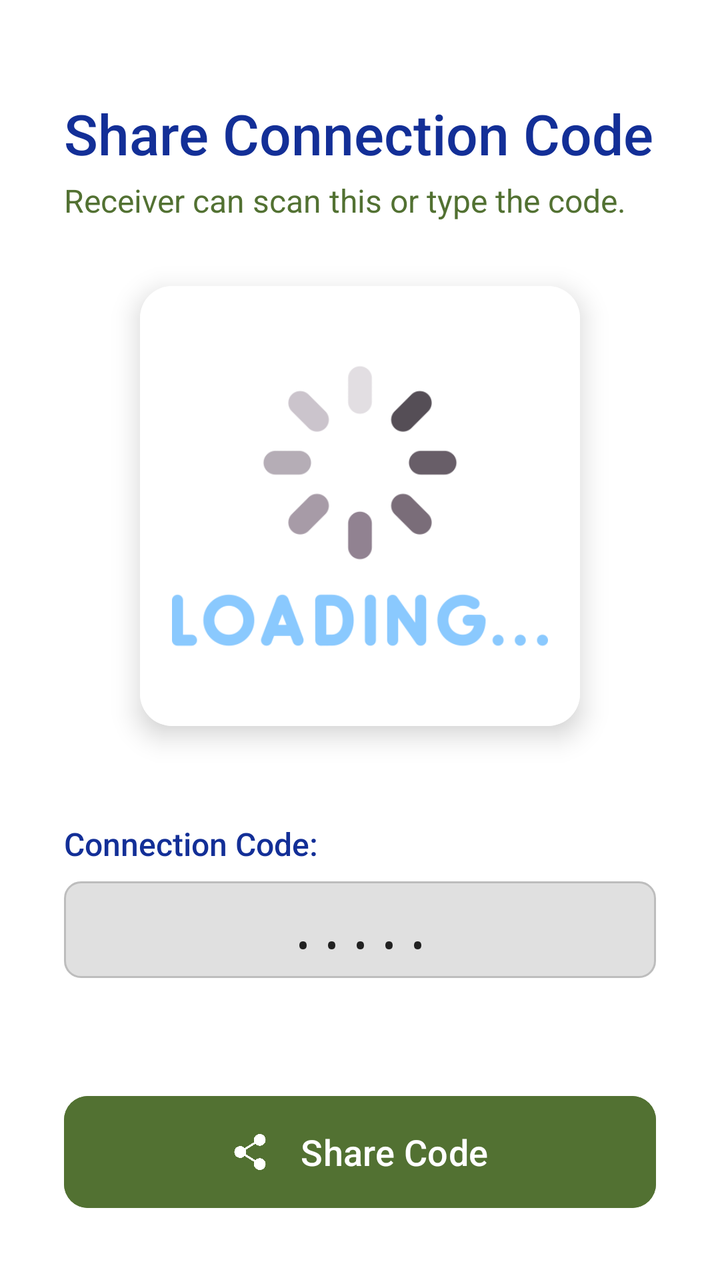
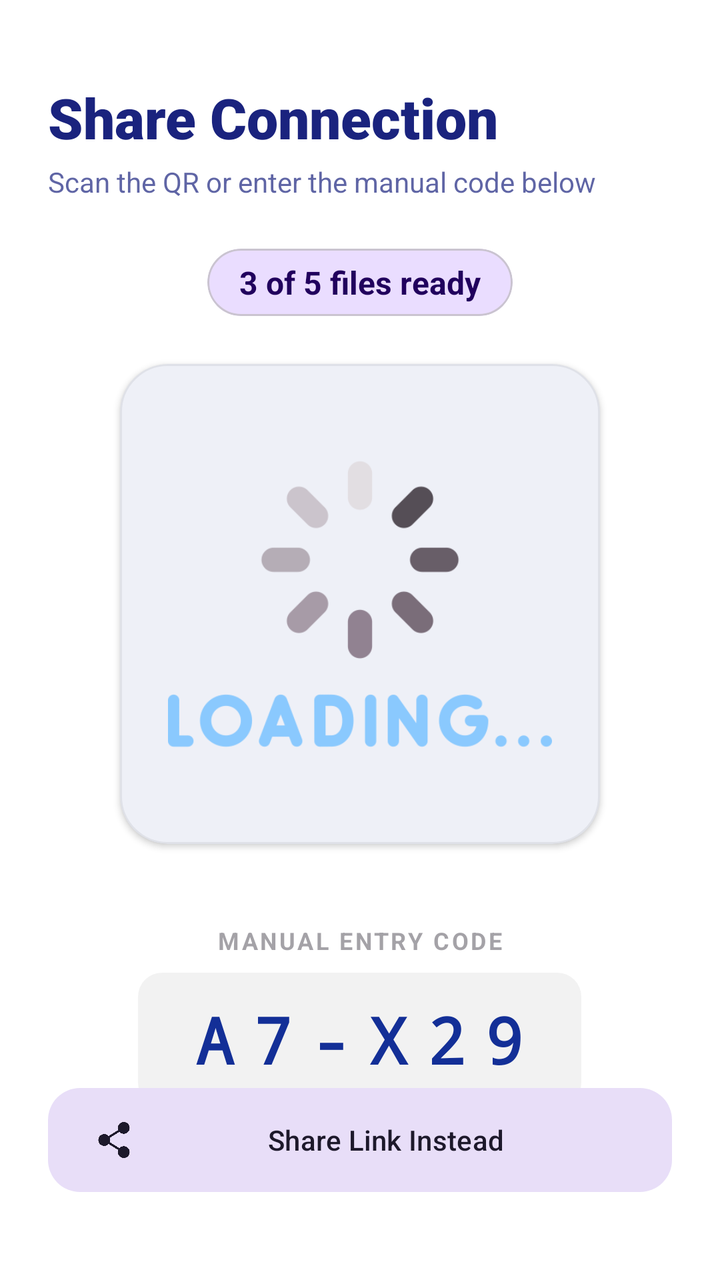

Screens rendered from an Android XML layout before and after an edit, with the pre-edit source and the edit as a unified diff.
<!-- AndroidManifest.xml: application theme Theme.MyApplication -->
<!-- res/layout/activity_qr.xml -->
<?xml version="1.0" encoding="utf-8"?>
<androidx.constraintlayout.widget.ConstraintLayout xmlns:android="http://schemas.android.com/apk/res/android"
    xmlns:app="http://schemas.android.com/apk/res-auto"
    xmlns:tools="http://schemas.android.com/tools"
    android:layout_width="match_parent"
    android:layout_height="match_parent"
    android:background="?attr/colorSurface"
    android:padding="32dp"
    tools:context=".Activities.sendActivity">

    <TextView
    android:id="@+id/title_text"
    android:layout_width="0dp"
    android:layout_height="wrap_content"
    android:text="Share Connection Code"
    android:textColor="?attr/colorPrimary"
    android:textSize="28sp"
    android:fontFamily="sans-serif-medium"
    app:layout_constraintEnd_toEndOf="parent"
    app:layout_constraintStart_toStartOf="parent"
    app:layout_constraintTop_toTopOf="parent"
    android:layout_marginTop="16dp"/>

    <TextView
        android:id="@+id/subtitle_text"
        android:layout_width="0dp"
        android:layout_height="wrap_content"
        android:text="Receiver can scan this or type the code."
        android:textColor="?attr/colorSecondary"
        android:textSize="16sp"
        android:layout_marginTop="4dp"
        android:layout_marginBottom="32dp"
        app:layout_constraintEnd_toEndOf="parent"
        app:layout_constraintStart_toStartOf="parent"
        app:layout_constraintTop_toBottomOf="@+id/title_text" />

    <androidx.cardview.widget.CardView
        android:id="@+id/qrCodeCard"
        android:layout_width="220dp"
        android:layout_height="220dp"
        app:cardCornerRadius="16dp"
        app:cardElevation="8dp"
        android:layout_marginTop="32dp"
        app:layout_constraintEnd_toEndOf="parent"
        app:layout_constraintStart_toStartOf="parent"
        app:layout_constraintTop_toBottomOf="@+id/subtitle_text">

        <ImageView
            android:id="@+id/qr_image"
            android:layout_width="match_parent"
            android:layout_height="match_parent"
            android:layout_gravity="center"
            android:background="#FFFFFF"
            android:padding="16dp"
            android:scaleType="centerInside"
            android:src="@drawable/ic_loading" />

    </androidx.cardview.widget.CardView>

    <TextView
        android:id="@+id/qrCodeLabel"
        android:layout_width="0dp"
        android:layout_height="wrap_content"
        android:text="Connection Code:"
        android:textColor="?attr/colorPrimary"
        android:textSize="16sp"
        android:fontFamily="sans-serif-medium"
        android:layout_marginTop="48dp"
        app:layout_constraintStart_toStartOf="parent"
        app:layout_constraintEnd_toEndOf="parent"
        app:layout_constraintTop_toBottomOf="@+id/qrCodeCard" />

    <TextView
        android:id="@+id/qrText"
        android:layout_width="0dp"
        android:layout_height="wrap_content"
        android:text="....."
        android:textColor="#212121"
        android:textSize="24sp"
        android:fontFamily="monospace"
        android:gravity="center"
        android:paddingVertical="8dp"
        android:background="@drawable/rounded_text_background"
        android:layout_marginTop="8dp"
        app:layout_constraintEnd_toEndOf="parent"
        app:layout_constraintStart_toStartOf="parent"
        app:layout_constraintTop_toBottomOf="@+id/qrCodeLabel" />

    <com.google.android.material.button.MaterialButton
        android:id="@+id/shareButton"
        android:layout_width="0dp"
        android:layout_height="64dp"
        android:layout_marginTop="48dp"
        android:text="Share Code"
        android:textSize="18sp"
        android:textAllCaps="false"
        android:fontFamily="sans-serif-medium"
        app:cornerRadius="12dp"
        android:backgroundTint="?attr/colorSecondary"
        app:icon="@drawable/ic_share"
        app:iconGravity="textStart"
        app:iconPadding="16dp"
        app:layout_constraintBottom_toBottomOf="parent"
        app:layout_constraintEnd_toEndOf="parent"
        app:layout_constraintStart_toStartOf="parent" />

</androidx.constraintlayout.widget.ConstraintLayout>
<!-- resources referenced by this layout -->
<resources>
  <!-- drawable ic_loading: png bitmap (drawable, 19368 bytes) -->
  <!-- drawable ic_share: png bitmap (drawable, 16197 bytes) -->
  <!-- drawable rounded_text_background (drawable) -->
  <?xml version="1.0" encoding="utf-8"?>
  <shape xmlns:android="http://schemas.android.com/apk/res/android">
      <solid android:color="#E0E0E0" /> <corners android:radius="8dp" />
      <stroke android:color="#BDBDBD" android:width="1dp"/>
  </shape>
  <style name="Theme.MyApplication" parent="Base.Theme.MyApplication" />
  <style name="Base.Theme.MyApplication" parent="Theme.Material3.DayNight.NoActionBar">
          <item name="colorPrimary">#132F97</item>
          <item name="colorOnPrimary">@color/white</item>
          <item name="colorSurface">@color/white</item>
          <item name="colorOnSurface">#1A237E</item>
          <item name="colorSecondary">#527132</item>
          <item name="android:statusBarColor">?attr/colorSurface</item>
          <item name="android:windowLightStatusBar">true</item>
          <item name="android:navigationBarColor">?attr/colorSurface</item>
      </style>
  <color name="white">#FFFFFFFF</color>
</resources>

<!-- the commit's change to res/layout/activity_qr.xml (unified diff, before → after) -->
@@ -5,103 +5,126 @@
     android:layout_width="match_parent"
     android:layout_height="match_parent"
     android:background="?attr/colorSurface"
-    android:padding="32dp"
+    android:padding="24dp"
     tools:context=".Activities.sendActivity">
 
     <TextView
-    android:id="@+id/title_text"
-    android:layout_width="0dp"
-    android:layout_height="wrap_content"
-    android:text="Share Connection Code"
-    android:textColor="?attr/colorPrimary"
-    android:textSize="28sp"
-    android:fontFamily="sans-serif-medium"
-    app:layout_constraintEnd_toEndOf="parent"
-    app:layout_constraintStart_toStartOf="parent"
-    app:layout_constraintTop_toTopOf="parent"
-    android:layout_marginTop="16dp"/>
+        android:id="@+id/title_text"
+        android:layout_width="0dp"
+        android:layout_height="wrap_content"
+        android:layout_marginTop="16dp"
+        android:fontFamily="sans-serif-black"
+        android:text="Share Connection"
+        android:textColor="?attr/colorOnSurface"
+        android:textSize="28sp"
+        app:layout_constraintEnd_toEndOf="parent"
+        app:layout_constraintStart_toStartOf="parent"
+        app:layout_constraintTop_toTopOf="parent" />
 
     <TextView
         android:id="@+id/subtitle_text"
         android:layout_width="0dp"
         android:layout_height="wrap_content"
-        android:text="Receiver can scan this or type the code."
-        android:textColor="?attr/colorSecondary"
-        android:textSize="16sp"
         android:layout_marginTop="4dp"
-        android:layout_marginBottom="32dp"
+        android:alpha="0.7"
+        android:text="Scan the QR or enter the manual code below"
+        android:textColor="?attr/colorOnSurface"
+        android:textSize="14sp"
         app:layout_constraintEnd_toEndOf="parent"
         app:layout_constraintStart_toStartOf="parent"
         app:layout_constraintTop_toBottomOf="@+id/title_text" />
 
-    <androidx.cardview.widget.CardView
-        android:id="@+id/qrCodeCard"
-        android:layout_width="220dp"
-        android:layout_height="220dp"
-        app:cardCornerRadius="16dp"
-        app:cardElevation="8dp"
-        android:layout_marginTop="32dp"
+    <com.google.android.material.card.MaterialCardView
+        android:id="@+id/status_chip"
+        android:layout_width="wrap_content"
+        android:layout_height="wrap_content"
+        android:layout_marginTop="24dp"
+        app:cardBackgroundColor="?attr/colorPrimaryContainer"
+        app:cardCornerRadius="20dp"
+        app:cardElevation="0dp"
         app:layout_constraintEnd_toEndOf="parent"
         app:layout_constraintStart_toStartOf="parent"
         app:layout_constraintTop_toBottomOf="@+id/subtitle_text">
+
+        <TextView
+            android:id="@+id/count_text"
+            android:layout_width="wrap_content"
+            android:layout_height="wrap_content"
+            android:paddingHorizontal="16dp"
+            android:paddingVertical="6dp"
+            android:text="3 of 5 files ready"
+            android:textColor="?attr/colorOnPrimaryContainer"
+            android:textSize="16sp"
+            android:textStyle="bold" />
+    </com.google.android.material.card.MaterialCardView>
+
+    <com.google.android.material.card.MaterialCardView
+        android:id="@+id/qrCodeCard"
+        android:layout_width="240dp"
+        android:layout_height="240dp"
+        android:layout_marginTop="24dp"
+        app:cardCornerRadius="24dp"
+        app:cardElevation="2dp"
+        app:strokeColor="#10000000"
+        app:strokeWidth="1dp"
+        app:layout_constraintEnd_toEndOf="parent"
+        app:layout_constraintStart_toStartOf="parent"
+        app:layout_constraintTop_toBottomOf="@+id/status_chip">
 
         <ImageView
             android:id="@+id/qr_image"
             android:layout_width="match_parent"
             android:layout_height="match_parent"
-            android:layout_gravity="center"
-            android:background="#FFFFFF"
-            android:padding="16dp"
-            android:scaleType="centerInside"
+            android:padding="24dp"
             android:src="@drawable/ic_loading" />
 
-    </androidx.cardview.widget.CardView>
+    </com.google.android.material.card.MaterialCardView>
 
-    <TextView
-        android:id="@+id/qrCodeLabel"
-        android:layout_width="0dp"
+    <LinearLayout
+        android:id="@+id/code_section"
+        android:layout_width="match_parent"
         android:layout_height="wrap_content"
-        android:text="Connection Code:"
-        android:textColor="?attr/colorPrimary"
-        android:textSize="16sp"
-        android:fontFamily="sans-serif-medium"
-        android:layout_marginTop="48dp"
-        app:layout_constraintStart_toStartOf="parent"
-        app:layout_constraintEnd_toEndOf="parent"
-        app:layout_constraintTop_toBottomOf="@+id/qrCodeCard" />
+        android:gravity="center"
+        android:orientation="vertical"
+        android:layout_marginTop="40dp"
+        app:layout_constraintTop_toBottomOf="@+id/qrCodeCard">
 
-    <TextView
-        android:id="@+id/qrText"
-        android:layout_width="0dp"
-        android:layout_height="wrap_content"
-        android:text="....."
-        android:textColor="#212121"
-        android:textSize="24sp"
-        android:fontFamily="monospace"
-        android:gravity="center"
-        android:paddingVertical="8dp"
-        android:background="@drawable/rounded_text_background"
-        android:layout_marginTop="8dp"
-        app:layout_constraintEnd_toEndOf="parent"
-        app:layout_constraintStart_toStartOf="parent"
-        app:layout_constraintTop_toBottomOf="@+id/qrCodeLabel" />
+        <TextView
+            android:layout_width="wrap_content"
+            android:layout_height="wrap_content"
+            android:text="Manual Entry Code"
+            android:textAllCaps="true"
+            android:letterSpacing="0.1"
+            android:textSize="12sp"
+            android:textStyle="bold"
+            android:alpha="0.5"/>
+
+        <TextView
+            android:id="@+id/qrText"
+            android:layout_width="wrap_content"
+            android:layout_height="wrap_content"
+            android:layout_marginTop="8dp"
+            android:fontFamily="monospace"
+            android:gravity="center"
+            android:letterSpacing="0.3"
+            android:paddingHorizontal="24dp"
+            android:paddingVertical="12dp"
+            android:text="A7-X29"
+            android:background="@drawable/bg_code_modern"
+            android:textColor="?attr/colorPrimary"
+            android:textSize="32sp"
+            android:textStyle="bold" />
+    </LinearLayout>
 
     <com.google.android.material.button.MaterialButton
         android:id="@+id/shareButton"
-        android:layout_width="0dp"
-        android:layout_height="64dp"
-        android:layout_marginTop="48dp"
-        android:text="Share Code"
-        android:textSize="18sp"
-        android:textAllCaps="false"
-        android:fontFamily="sans-serif-medium"
-        app:cornerRadius="12dp"
-        android:backgroundTint="?attr/colorSecondary"
+        style="@style/Widget.Material3.Button.TonalButton"
+        android:layout_width="match_parent"
+        android:layout_height="60dp"
+        android:layout_marginBottom="16dp"
+        android:text="Share Link Instead"
+        app:cornerRadius="16dp"
         app:icon="@drawable/ic_share"
-        app:iconGravity="textStart"
-        app:iconPadding="16dp"
-        app:layout_constraintBottom_toBottomOf="parent"
-        app:layout_constraintEnd_toEndOf="parent"
-        app:layout_constraintStart_toStartOf="parent" />
+        app:layout_constraintBottom_toBottomOf="parent" />
 
 </androidx.constraintlayout.widget.ConstraintLayout>
<!-- resource entries referenced after the edit -->
@@ -1,13 +1,11 @@
 <!-- resources referenced by this layout -->
 <resources>
+  <!-- drawable bg_code_modern (drawable) -->
+  <shape xmlns:android="http://schemas.android.com/apk/res/android">
+      <solid android:color="#0D000000" /> <corners android:radius="12dp" />
+  </shape>
   <!-- drawable ic_loading: png bitmap (drawable, 19368 bytes) -->
   <!-- drawable ic_share: png bitmap (drawable, 16197 bytes) -->
-  <!-- drawable rounded_text_background (drawable) -->
-  <?xml version="1.0" encoding="utf-8"?>
-  <shape xmlns:android="http://schemas.android.com/apk/res/android">
-      <solid android:color="#E0E0E0" /> <corners android:radius="8dp" />
-      <stroke android:color="#BDBDBD" android:width="1dp"/>
-  </shape>
   <style name="Theme.MyApplication" parent="Base.Theme.MyApplication" />
   <style name="Base.Theme.MyApplication" parent="Theme.Material3.DayNight.NoActionBar">
           <item name="colorPrimary">#132F97</item>
